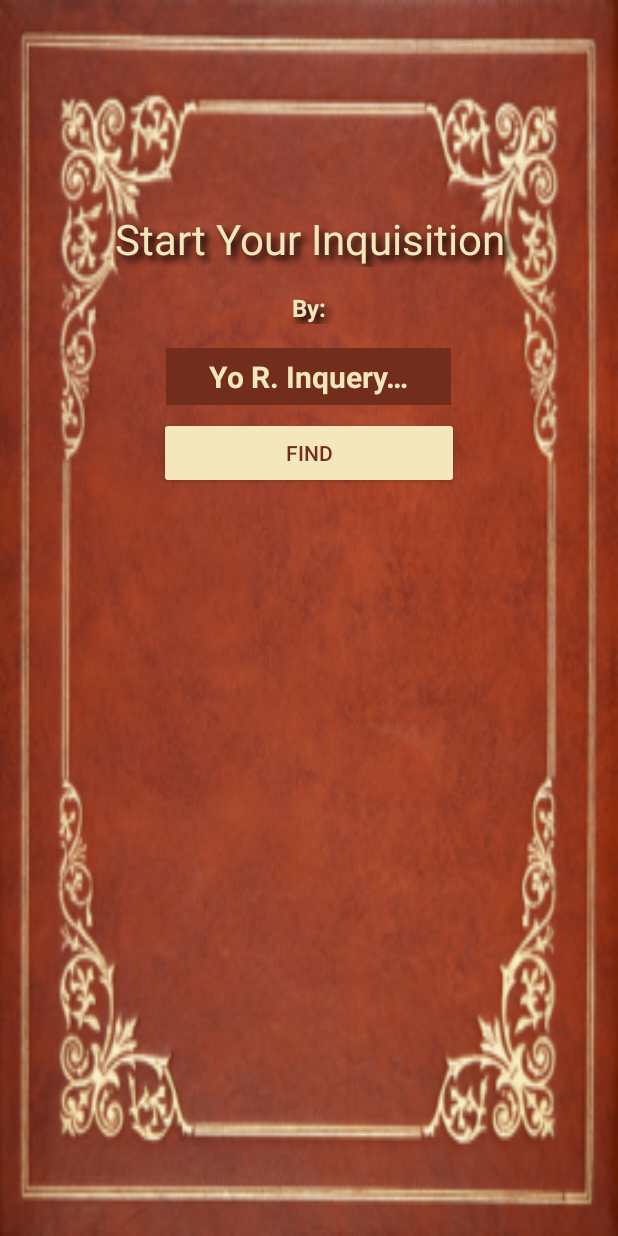
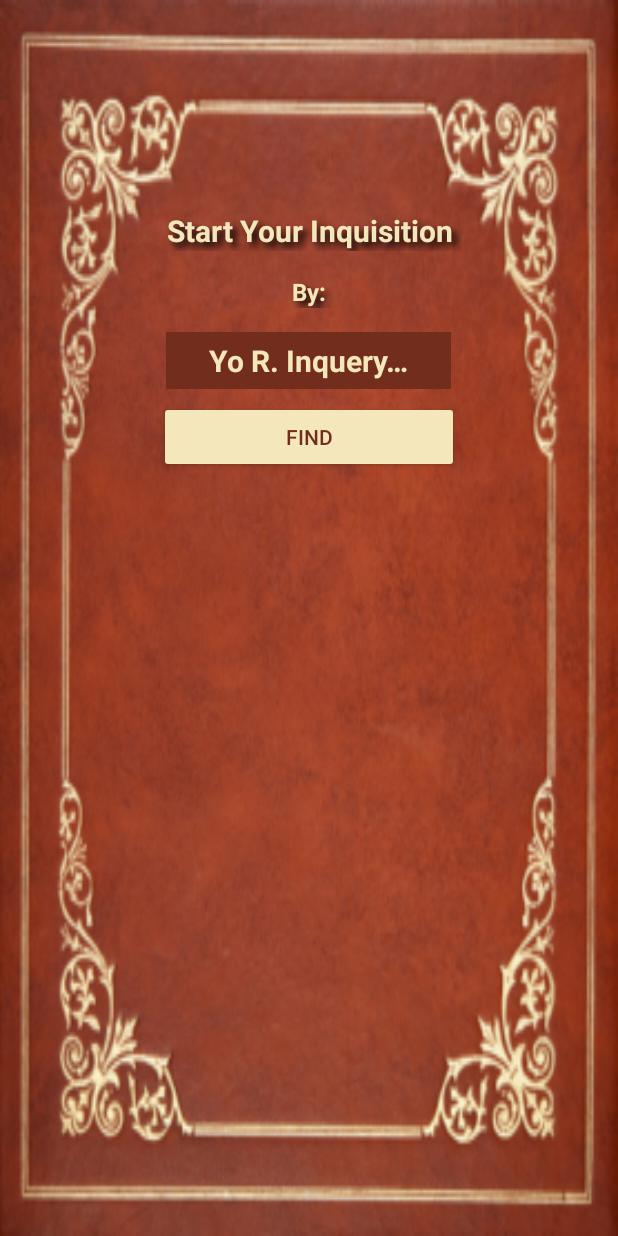
Before and after one commit to TheWickerBreaker/TheTomeInquisitor, an Android app: the screen it shows after launch (MainSearchActivity), on a phone screen of 412 x 824 dp. Run offline under Robolectric (Android 15) with nearby library versions, the light colour scheme and no system bars.

Commit message:
Full App Submission Draft 1.2

```diff
--- a/app/src/main/res/layout/tome_activity.xml
+++ b/app/src/main/res/layout/tome_activity.xml
@@ -35,7 +35,7 @@
 
     <ListView
         android:id="@+id/list"
-        android:layout_width="wrap_content"
+        android:layout_width="match_parent"
         android:layout_height="0dp"
         android:layout_weight=".85"
         android:divider="@color/black"
@@ -48,7 +48,7 @@
         android:id="@+id/searchLayout"
         android:layout_width="match_parent"
         android:layout_height="0dp"
-        android:layout_weight=".25"
+        android:layout_weight=".2"
         android:background="@drawable/wood">
 
         <EditText
--- a/app/src/main/res/values/styles.xml
+++ b/app/src/main/res/values/styles.xml
@@ -11,7 +11,7 @@
     <style name="mainHeaderLogo">
         <item name="android:layout_width">match_parent</item>
         <item name="android:layout_height">0dp</item>
-        <item name="android:layout_weight">.25</item>
+        <item name="android:layout_weight">.2</item>
         <item name="android:scaleType">fitXY</item>
         <item name="android:src">@drawable/freetomelogo</item>
     </style>
@@ -29,7 +29,8 @@
         <item name="android:layout_height">wrap_content</item>
         <item name="android:gravity">center</item>
         <item name="android:textColor">@color/mainTextGold</item>
-        <item name="android:textSize">28sp</item>
+        <item name="android:textSize">20sp</item>
+        <item name="android:textStyle">bold</item>
         <item name="android:shadowColor">@color/black</item>
         <item name="android:shadowDx">5</item>
         <item name="android:shadowDy">5</item>
```
